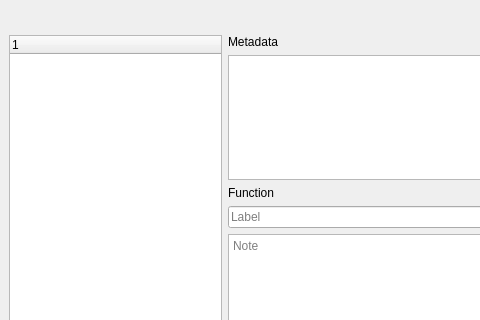
Above: ui/main/main.ui from MrYapikZ/kaikitsu before the change; both pictures show x 0 to 480 and y 0 to 320 of the 756 by 503 pixel window. Below: the same form after it.
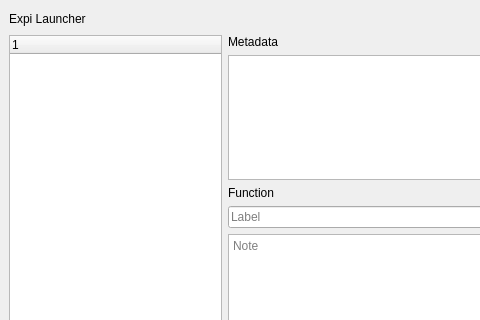
That is the form after the change.

The edit to the form file:
```diff
--- a/ui/main/main.ui
+++ b/ui/main/main.ui
@@ -237,6 +237,13 @@
     </item>
     <item row="0" column="0">
      <layout class="QHBoxLayout" name="horizontalLayout_header">
+      <item>
+       <widget class="QLabel" name="label_programName">
+        <property name="text">
+         <string>Expi Launcher</string>
+        </property>
+       </widget>
+      </item>
       <item>
        <spacer name="horizontalSpacer_header">
         <property name="orientation">
```
